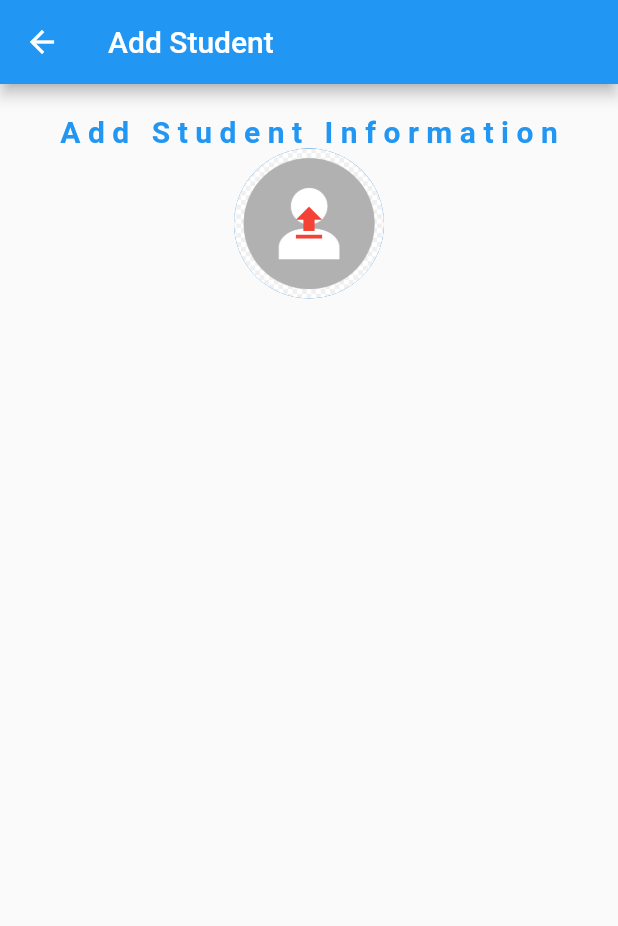
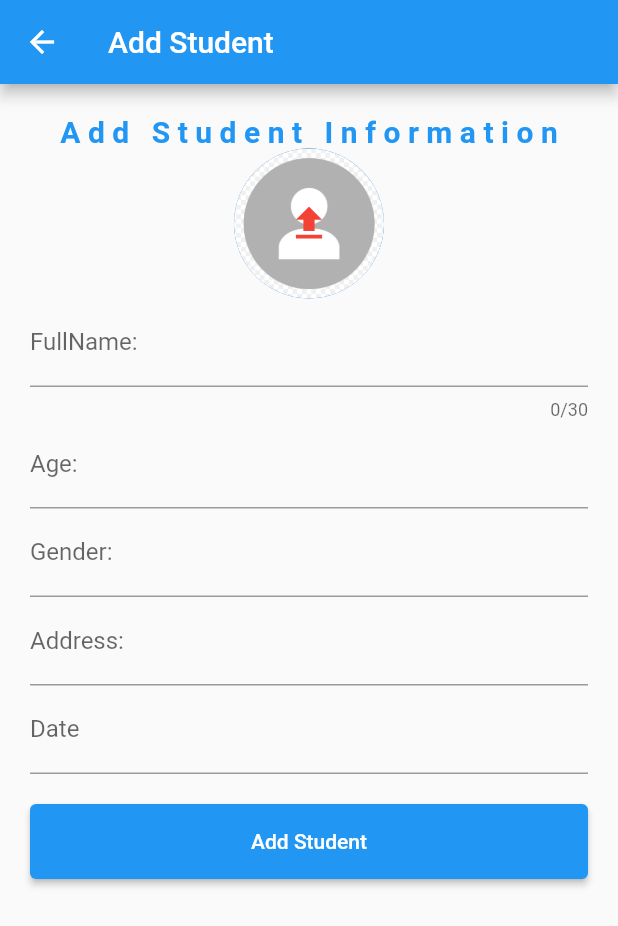
Before and after one commit to samsunk/myhttp, a Flutter app: the AddStudentScreen screen opened by its route, on a phone screen of 412 x 824 dp. Shown: the top 926 px of the screen. Run offline on Flutter 3.47's test engine with Material 2 defaults, Android fonts, the light colour scheme and no system bars; our stand-ins replace fluttertoast, image_picker, motion_toast.

Commit message:
image uploaded code

```diff
--- /dev/null
+++ b/lib/http/httpstudent.dart
@@ -0,0 +1,76 @@
+import 'dart:convert';
+import 'dart:developer';
+import 'dart:io';
+
+import 'package:fluttertoast/fluttertoast.dart';
+import 'package:http/http.dart' as http;
+import 'package:motion_toast/motion_toast.dart';
+import 'package:myhttp/http/httpuser.dart';
+import 'package:myhttp/model/student.dart';
+
+class HttpConnectStudent {
+  final baseurl = 'http://10.0.2.2:3000/api/v1/';
+  String mytoken = HttpConnectUser.token;
+
+  Future<String> uploadImage(String filepath, String id) async {
+    try {
+      String route = 'student/' + id + '/photo';
+      String url = baseurl + route;
+      var request = http.MultipartRequest('PUT', Uri.parse(url));
+      //using the token in the headers
+      request.headers.addAll({
+        'Authorization': 'Bearer $mytoken',
+      });
+      // need a filename
+
+      var ss = filepath.split('/').last;
+    // adding the file in the request
+      request.files.add(
+        http.MultipartFile(
+          'file',
+          File(filepath).readAsBytes().asStream(),
+          File(filepath).lengthSync(),
+          filename: ss,
+        ),
+      );
+
+
+      var response = await request.send();
+      var responseString = await response.stream.bytesToString();
+      if (response.statusCode == 200) {
+        return responseString;
+      }
+    } catch (err) {
+      log('$err');
+    }
+    return 'something goes wrong';
+  }
+
+  void registerStudentPosts(Student student, File? filepath) async {
+    Map<String, dynamic> studentMap = {
+      'fullname': student.fullname,
+      'age': student.age.toString(),
+      'gender': student.gender,
+      'address': student.address,
+    };
+    String tok = 'Bearer $mytoken';
+    try {
+      final response = await http
+          .post(Uri.parse(baseurl + 'student/'), body: studentMap, headers: {
+        'Authorization': tok,
+      });
+
+      if (response.statusCode == 201) {
+        //uploading image after data inserted of student
+
+        if (filepath != null) {
+          var jsonData = jsonDecode(response.body);
+          uploadImage(filepath.path, jsonData['data']['_id']);
+        }
+        Fluttertoast.showToast(msg: "Data uploaded successfully");
+      }
+    } catch (err) {
+      log('$err');
+    }
+  }
+}
--- a/lib/http/httpuser.dart
+++ b/lib/http/httpuser.dart
@@ -6,7 +6,7 @@ import 'package:myhttp/response/user_resp.dart';
 
 class HttpConnectUser {
   String baseurl = 'http://10.0.2.2:3000/api/v1/';
-  String token = '';
+  static String token = '';
 
   //sending data to the server--- creating user
   Future<bool> registerPost(User user) async {
@@ -43,8 +43,7 @@ class HttpConnectUser {
 
       //json serializing inline
       final jsonData = jsonDecode(response.body) as Map;
-      // bool val = jsonData['sucess'];
-      // print(jsonData['token']);
+
       token = jsonData['token'];
 //merotoken = jsonData['token'];
 
--- /dev/null
+++ b/lib/model/student.dart
@@ -0,0 +1,21 @@
+class Student {
+  String? id;
+  String? fullname;
+  int? age;
+  String? gender;
+  String? address;
+  String? photo;
+  String? createdAt;
+
+  Student(
+      {this.id,
+      this.fullname,
+      this.age,
+      this.gender,
+      this.address,
+      this.photo,
+      this.createdAt});
+
+
+
+}
--- a/lib/screen/addStudent.dart
+++ b/lib/screen/addStudent.dart
@@ -1,5 +1,10 @@
+import 'dart:io';
+
 import 'package:flutter/material.dart';
-import 'dart:io';
+import 'package:myhttp/http/httpstudent.dart';
+
+import 'package:myhttp/model/student.dart';
+import 'package:image_picker/image_picker.dart';
 
 class AddStudentScreen extends StatefulWidget {
   const AddStudentScreen({Key? key}) : super(key: key);
@@ -12,10 +17,31 @@ class _AddStudentScreenState extends State<AddStudentScreen> {
   final _formkey = GlobalKey<FormState>();
   File? _image;
 
+  String fname = '';
+  int age = 0;
+  String gender = '';
+  String add = '';
+
   @override
   void initState() {
     super.initState();
     _image = null;
+  }
+
+  //method to open image from gallery
+  _imageFromGallery() async {
+    final image = await ImagePicker().pickImage(source: ImageSource.gallery);
+    setState(() {
+      _image = File(image!.path);
+    });
+  }
+
+  //method to open image from camera
+  _imageFromCamera() async {
+    final image = await ImagePicker().pickImage(source: ImageSource.camera);
+    setState(() {
+      _image = File(image!.path);
+    });
   }
 
   @override
@@ -27,11 +53,13 @@ class _AddStudentScreenState extends State<AddStudentScreen> {
       body: SingleChildScrollView(
         padding: const EdgeInsets.all(20),
         child: Form(
+            key: _formkey,
             child: Column(
               children: [
                 Container(
+                  // color: Colors.amberAccent,
                   alignment: Alignment.center,
-              child: Text(
+                  child: const Text(
                     'Add Student Information',
                     style: TextStyle(
                         fontSize: 20,
@@ -63,6 +91,67 @@ class _AddStudentScreenState extends State<AddStudentScreen> {
                     ),
                   ],
                 ),
+                TextFormField(
+                  onSaved: (value) {
+                    fname = value!;
+                  },
+                  maxLength: 30,
+                  decoration: const InputDecoration(
+                    labelText: 'FullName:',
+                    hintText: 'Enter your fullname',
+                  ),
+                ),
+                TextFormField(
+                  onSaved: (newValue) {
+                    age = int.parse(newValue!);
+                  },
+                  keyboardType: TextInputType.number,
+                  decoration: const InputDecoration(
+                    labelText: 'Age:',
+                    hintText: 'Enter your age',
+                  ),
+                ),
+                TextFormField(
+                  onSaved: (newValue) {
+                    gender = newValue!;
+                  },
+                  decoration: const InputDecoration(
+                    labelText: 'Gender:',
+                    hintText: 'Enter your gender',
+                  ),
+                ),
+                TextFormField(
+                  onSaved: (newValue) {
+                    add = newValue!;
+                  },
+                  decoration: const InputDecoration(
+                    labelText: 'Address:',
+                    hintText: 'Enter your address:',
+                  ),
+                ),
+                TextFormField(
+                  keyboardType: TextInputType.datetime,
+                  decoration: const InputDecoration(
+                    labelText: 'Date',
+                    hintText: 'Enter the date',
+                  ),
+                ),
+                const SizedBox(height: 20.0),
+                ElevatedButton(
+                  style: ElevatedButton.styleFrom(
+                    minimumSize: const Size(double.infinity, 50),
+                  ),
+                  onPressed: () {
+                    _formkey.currentState!.save();
+                    Student student = Student(
+                        fullname: fname,
+                        age: age,
+                        gender: gender,
+                        address: add);
+                    HttpConnectStudent().registerStudentPosts(student, _image);
+                  },
+                  child: const Text('Add Student'),
+                ),
               ],
             )),
       ),
@@ -87,7 +176,10 @@ class _AddStudentScreenState extends State<AddStudentScreen> {
             mainAxisAlignment: MainAxisAlignment.center,
             children: [
               ElevatedButton.icon(
-                onPressed: () {},
+                onPressed: () {
+                  _imageFromCamera();
+                  Navigator.pop(context);
+                },
                 icon: const Icon(Icons.camera),
                 label: const Text('Camera'),
               ),
@@ -95,7 +187,10 @@ class _AddStudentScreenState extends State<AddStudentScreen> {
                 width: 20,
               ),
               ElevatedButton.icon(
-                onPressed: () {},
+                onPressed: () {
+                  _imageFromGallery();
+                  Navigator.pop(context);
+                },
                 icon: const Icon(Icons.image),
                 label: const Text('Gallery'),
               ),
--- a/lib/screen/login.dart
+++ b/lib/screen/login.dart
@@ -11,6 +11,8 @@ class LoginScreen extends StatefulWidget {
 
 class _LoginScreenState extends State<LoginScreen> {
   final loginform = GlobalKey<FormState>();
+  final lgController = TextEditingController()..text = 'shyam123';
+  final passController = TextEditingController()..text = 'shyam123';
 
   String uname = '';
   String pass = '';
@@ -36,6 +38,7 @@ class _LoginScreenState extends State<LoginScreen> {
                 ),
                 const SizedBox(height: 30),
                 TextFormField(
+                  controller: lgController,
                   onSaved: (value) {
                     uname = value!;
                   },
@@ -47,6 +50,7 @@ class _LoginScreenState extends State<LoginScreen> {
                 ),
                 const SizedBox(height: 30),
                 TextFormField(
+                  controller: passController,
                   onSaved: (newValue) {
                     pass = newValue!;
                   },
--- a/pubspec.yaml
+++ b/pubspec.yaml
@@ -36,6 +36,9 @@ dependencies:
   cupertino_icons: ^1.0.2
   http: ^0.13.4
   motion_toast: ^2.0.0
+  toast: ^0.1.5
+  fluttertoast: ^8.0.8
+  image_picker: ^0.8.4+5
 
 dev_dependencies:
   flutter_test:
```
Also changed, not shown: pubspec.lock, 7 other files. Lines whose indentation alone changed are shown as unchanged.
